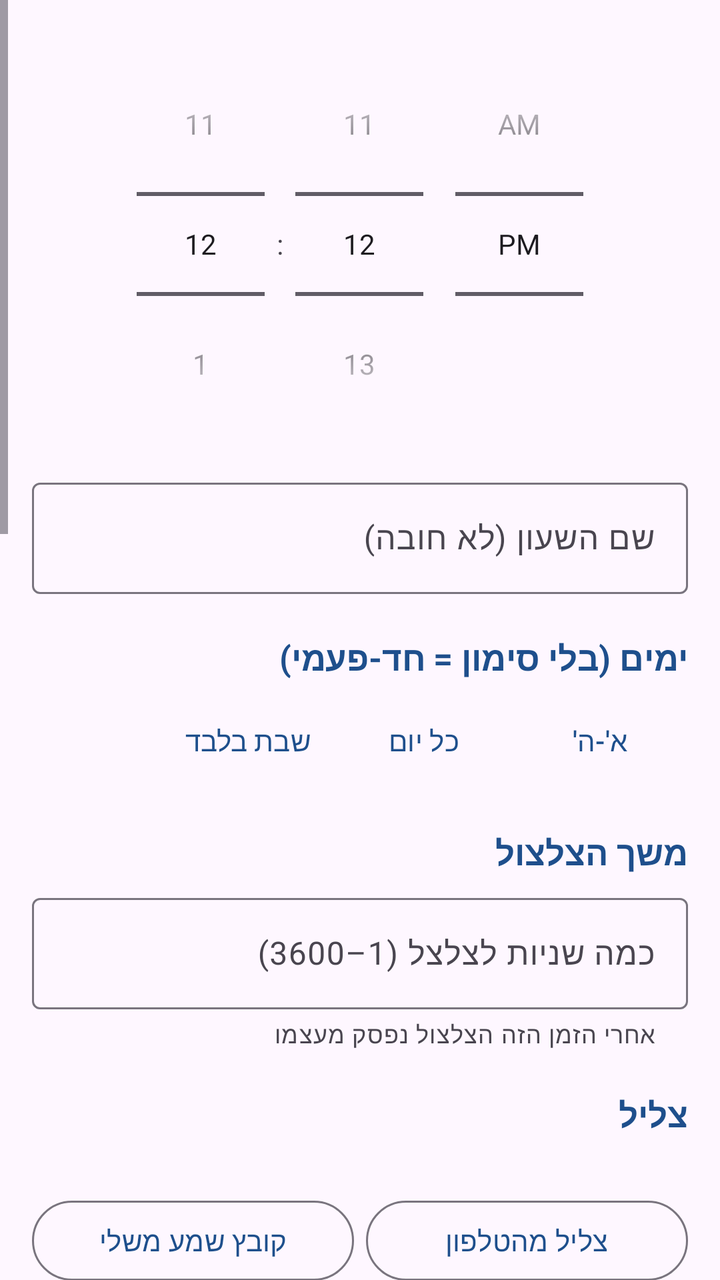
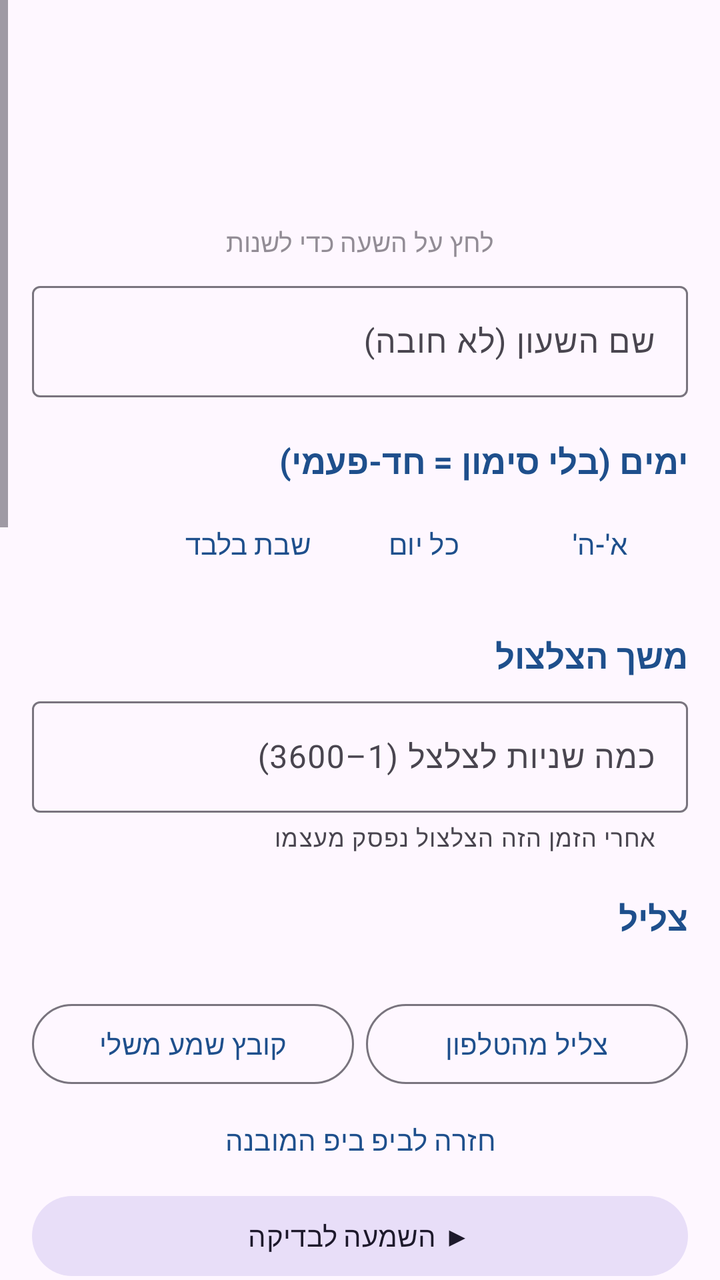

An Android layout rendered at two revisions. The XML below is the earlier revision; the diff shows what the commit changed to produce the second picture.
<!-- AndroidManifest.xml: application theme Theme.ShabatAlarm -->
<!-- res/layout/activity_edit.xml -->
<?xml version="1.0" encoding="utf-8"?>
<ScrollView xmlns:android="http://schemas.android.com/apk/res/android"
    xmlns:app="http://schemas.android.com/apk/res-auto"
    android:layout_width="match_parent"
    android:layout_height="match_parent"
    android:layoutDirection="rtl">

    <LinearLayout
        android:layout_width="match_parent"
        android:layout_height="wrap_content"
        android:orientation="vertical"
        android:padding="16dp">

        <TimePicker
            android:id="@+id/timePicker"
            android:layout_width="wrap_content"
            android:layout_height="wrap_content"
            android:layout_gravity="center_horizontal"
            android:layoutDirection="ltr"
            android:timePickerMode="spinner" />

        <com.google.android.material.textfield.TextInputLayout
            style="@style/Widget.Material3.TextInputLayout.OutlinedBox"
            android:layout_width="match_parent"
            android:layout_height="wrap_content"
            android:layout_marginTop="8dp"
            android:hint="שם השעון (לא חובה)">

            <com.google.android.material.textfield.TextInputEditText
                android:id="@+id/labelInput"
                android:layout_width="match_parent"
                android:layout_height="wrap_content"
                android:inputType="text" />
        </com.google.android.material.textfield.TextInputLayout>

        
        <TextView
            style="@style/SectionTitle"
            android:text="ימים (בלי סימון = חד-פעמי)" />

        <com.google.android.material.chip.ChipGroup
            android:id="@+id/daysGroup"
            android:layout_width="match_parent"
            android:layout_height="wrap_content"
            app:chipSpacingHorizontal="4dp" />

        <LinearLayout
            android:layout_width="match_parent"
            android:layout_height="wrap_content"
            android:orientation="horizontal">

            <Button
                android:id="@+id/btnWeekdays"
                style="@style/Widget.Material3.Button.TextButton"
                android:layout_width="wrap_content"
                android:layout_height="wrap_content"
                android:text="א'-ה'" />

            <Button
                android:id="@+id/btnEveryday"
                style="@style/Widget.Material3.Button.TextButton"
                android:layout_width="wrap_content"
                android:layout_height="wrap_content"
                android:text="כל יום" />

            <Button
                android:id="@+id/btnShabbatDays"
                style="@style/Widget.Material3.Button.TextButton"
                android:layout_width="wrap_content"
                android:layout_height="wrap_content"
                android:text="שבת בלבד" />
        </LinearLayout>

        
        <TextView
            style="@style/SectionTitle"
            android:text="משך הצלצול" />

        <com.google.android.material.textfield.TextInputLayout
            style="@style/Widget.Material3.TextInputLayout.OutlinedBox"
            android:layout_width="match_parent"
            android:layout_height="wrap_content"
            android:hint="כמה שניות לצלצל (1–3600)"
            app:helperText="אחרי הזמן הזה הצלצול נפסק מעצמו">

            <com.google.android.material.textfield.TextInputEditText
                android:id="@+id/secondsInput"
                android:layout_width="match_parent"
                android:layout_height="wrap_content"
                android:inputType="number"
                android:maxLength="4" />
        </com.google.android.material.textfield.TextInputLayout>

        
        <TextView
            style="@style/SectionTitle"
            android:text="צליל" />

        <TextView
            android:id="@+id/soundName"
            android:layout_width="match_parent"
            android:layout_height="wrap_content"
            android:textSize="16sp"
            android:textStyle="bold" />

        <LinearLayout
            android:layout_width="match_parent"
            android:layout_height="wrap_content"
            android:orientation="horizontal">

            <Button
                android:id="@+id/btnRingtone"
                style="@style/Widget.Material3.Button.OutlinedButton"
                android:layout_width="0dp"
                android:layout_height="wrap_content"
                android:layout_marginEnd="6dp"
                android:layout_weight="1"
                android:text="צליל מהטלפון" />

            <Button
                android:id="@+id/btnFile"
                style="@style/Widget.Material3.Button.OutlinedButton"
                android:layout_width="0dp"
                android:layout_height="wrap_content"
                android:layout_weight="1"
                android:text="קובץ שמע משלי" />
        </LinearLayout>

        <Button
            android:id="@+id/btnPreview"
            style="@style/Widget.Material3.Button.TonalButton"
            android:layout_width="match_parent"
            android:layout_height="wrap_content"
            android:text="▶ השמעה לבדיקה" />

        
        <TextView
            style="@style/SectionTitle"
            android:text="צליל / רטט" />

        <RadioGroup
            android:id="@+id/modeGroup"
            android:layout_width="match_parent"
            android:layout_height="wrap_content">

            <RadioButton
                android:id="@+id/modeSound"
                android:layout_width="match_parent"
                android:layout_height="wrap_content"
                android:text="צליל בלבד" />

            <RadioButton
                android:id="@+id/modeBoth"
                android:layout_width="match_parent"
                android:layout_height="wrap_content"
                android:text="צליל + רטט" />

            <RadioButton
                android:id="@+id/modeVibrate"
                android:layout_width="match_parent"
                android:layout_height="wrap_content"
                android:text="רטט בלבד" />
        </RadioGroup>

        
        <TextView
            android:id="@+id/volumeTitle"
            style="@style/SectionTitle"
            android:text="עוצמה" />

        <com.google.android.material.slider.Slider
            android:id="@+id/volumeSlider"
            android:layout_width="match_parent"
            android:layout_height="wrap_content"
            android:stepSize="5"
            android:valueFrom="5"
            android:valueTo="100" />

        <com.google.android.material.materialswitch.MaterialSwitch
            android:id="@+id/gradualSwitch"
            android:layout_width="match_parent"
            android:layout_height="wrap_content"
            android:text="עוצמה עולה בהדרגה" />

        <com.google.android.material.textfield.TextInputLayout
            android:id="@+id/gradualLayout"
            style="@style/Widget.Material3.TextInputLayout.OutlinedBox"
            android:layout_width="match_parent"
            android:layout_height="wrap_content"
            android:hint="תוך כמה שניות להגיע לעוצמה מלאה">

            <com.google.android.material.textfield.TextInputEditText
                android:id="@+id/gradualInput"
                android:layout_width="match_parent"
                android:layout_height="wrap_content"
                android:inputType="number"
                android:maxLength="4" />
        </com.google.android.material.textfield.TextInputLayout>

        
        <TextView
            style="@style/SectionTitle"
            android:text="מצב שבת וחג" />

        <com.google.android.material.materialswitch.MaterialSwitch
            android:id="@+id/shabbatSwitch"
            android:layout_width="match_parent"
            android:layout_height="wrap_content"
            android:text="🕯️ אי אפשר לכבות את הצלצול" />

        <TextView
            android:layout_width="match_parent"
            android:layout_height="wrap_content"
            android:alpha="0.7"
            android:text="במצב שבת אין כפתורי כיבוי ונודניק — הצלצול נמשך את מספר השניות שנקבע ונפסק מעצמו."
            android:textSize="13sp" />

        
        <TextView
            style="@style/SectionTitle"
            android:text="נודניק" />

        <com.google.android.material.materialswitch.MaterialSwitch
            android:id="@+id/snoozeSwitch"
            android:layout_width="match_parent"
            android:layout_height="wrap_content"
            android:text="לאפשר נודניק" />

        <com.google.android.material.textfield.TextInputLayout
            android:id="@+id/snoozeLayout"
            style="@style/Widget.Material3.TextInputLayout.OutlinedBox"
            android:layout_width="match_parent"
            android:layout_height="wrap_content"
            android:hint="דקות נודניק (1–60)">

            <com.google.android.material.textfield.TextInputEditText
                android:id="@+id/snoozeInput"
                android:layout_width="match_parent"
                android:layout_height="wrap_content"
                android:inputType="number"
                android:maxLength="2" />
        </com.google.android.material.textfield.TextInputLayout>

        <Button
            android:id="@+id/btnSave"
            android:layout_width="match_parent"
            android:layout_height="64dp"
            android:layout_marginTop="24dp"
            android:text="שמירה"
            android:textSize="18sp" />

        <Button
            android:id="@+id/btnDelete"
            style="@style/Widget.Material3.Button.TextButton"
            android:layout_width="match_parent"
            android:layout_height="wrap_content"
            android:text="מחיקת השעון"
            android:textColor="#C62828" />
    </LinearLayout>
</ScrollView>
<!-- resources referenced by this layout -->
<resources>
  <style name="SectionTitle">
          <item name="android:layout_width">match_parent</item>
          <item name="android:layout_height">wrap_content</item>
          <item name="android:layout_marginTop">20dp</item>
          <item name="android:layout_marginBottom">6dp</item>
          <item name="android:textSize">17sp</item>
          <item name="android:textStyle">bold</item>
          <item name="android:textColor">?attr/colorPrimary</item>
      </style>
  <style name="Theme.ShabatAlarm" parent="Theme.Material3.DayNight">
          <item name="colorPrimary">@color/brand</item>
          <item name="colorSecondary">@color/gold</item>
          <item name="colorTertiary">@color/gold</item>
      </style>
  <color name="brand">#1E4F8C</color>
  <color name="gold">#F2B544</color>
</resources>

<!-- the commit's change to res/layout/activity_edit.xml (unified diff, before → after) -->
@@ -11,13 +11,42 @@
         android:orientation="vertical"
         android:padding="16dp">
 
-        <TimePicker
-            android:id="@+id/timePicker"
+        <TextView
+            android:id="@+id/defaultsNote"
+            android:layout_width="match_parent"
+            android:layout_height="wrap_content"
+            android:layout_marginBottom="8dp"
+            android:background="@color/warn_bg"
+            android:padding="12dp"
+            android:text="הגדרות ברירת המחדל — כל שעון חדש יתחיל מההגדרות האלה, ובכל שעון אפשר לשנות אותן."
+            android:textColor="@color/warn_text"
+            android:visibility="gone" />
+
+        <LinearLayout
+            android:id="@+id/alarmOnlySection"
+            android:layout_width="match_parent"
+            android:layout_height="wrap_content"
+            android:orientation="vertical">
+
+        <TextView
+            android:id="@+id/timeText"
             android:layout_width="wrap_content"
             android:layout_height="wrap_content"
             android:layout_gravity="center_horizontal"
-            android:layoutDirection="ltr"
-            android:timePickerMode="spinner" />
+            android:background="?attr/selectableItemBackgroundBorderless"
+            android:paddingStart="24dp"
+            android:paddingEnd="24dp"
+            android:textColor="?attr/colorPrimary"
+            android:textSize="72sp"
+            android:textStyle="bold" />
+
+        <TextView
+            android:layout_width="wrap_content"
+            android:layout_height="wrap_content"
+            android:layout_gravity="center_horizontal"
+            android:alpha="0.6"
+            android:text="לחץ על השעה כדי לשנות"
+            android:textSize="13sp" />
 
         <com.google.android.material.textfield.TextInputLayout
             style="@style/Widget.Material3.TextInputLayout.OutlinedBox"
@@ -71,6 +100,8 @@
                 android:text="שבת בלבד" />
         </LinearLayout>
 
+        </LinearLayout>
+
         
         <TextView
             style="@style/SectionTitle"
@@ -127,6 +158,13 @@
         </LinearLayout>
 
         <Button
+            android:id="@+id/btnBeep"
+            style="@style/Widget.Material3.Button.TextButton"
+            android:layout_width="match_parent"
+            android:layout_height="wrap_content"
+            android:text="חזרה לביפ ביפ המובנה" />
+
+        <Button
             android:id="@+id/btnPreview"
             style="@style/Widget.Material3.Button.TonalButton"
             android:layout_width="match_parent"
@@ -235,6 +273,22 @@
 
             <com.google.android.material.textfield.TextInputEditText
                 android:id="@+id/snoozeInput"
+                android:layout_width="match_parent"
+                android:layout_height="wrap_content"
+                android:inputType="number"
+                android:maxLength="2" />
+        </com.google.android.material.textfield.TextInputLayout>
+
+        <com.google.android.material.textfield.TextInputLayout
+            android:id="@+id/snoozeMaxLayout"
+            style="@style/Widget.Material3.TextInputLayout.OutlinedBox"
+            android:layout_width="match_parent"
+            android:layout_height="wrap_content"
+            android:layout_marginTop="8dp"
+            android:hint="כמה פעמים מותר נודניק (0 = ללא הגבלה)">
+
+            <com.google.android.material.textfield.TextInputEditText
+                android:id="@+id/snoozeMaxInput"
                 android:layout_width="match_parent"
                 android:layout_height="wrap_content"
                 android:inputType="number"
<!-- resource entries referenced after the edit -->
@@ -1,5 +1,7 @@
 <!-- resources referenced by this layout -->
 <resources>
+  <color name="warn_bg">#FFF1D6</color>
+  <color name="warn_text">#5C3B00</color>
   <style name="SectionTitle">
           <item name="android:layout_width">match_parent</item>
           <item name="android:layout_height">wrap_content</item>
